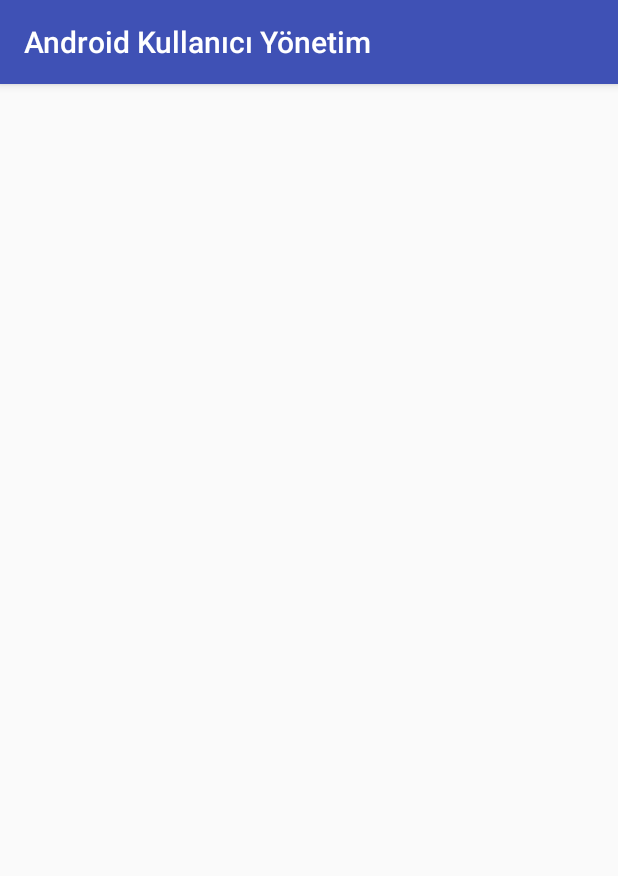
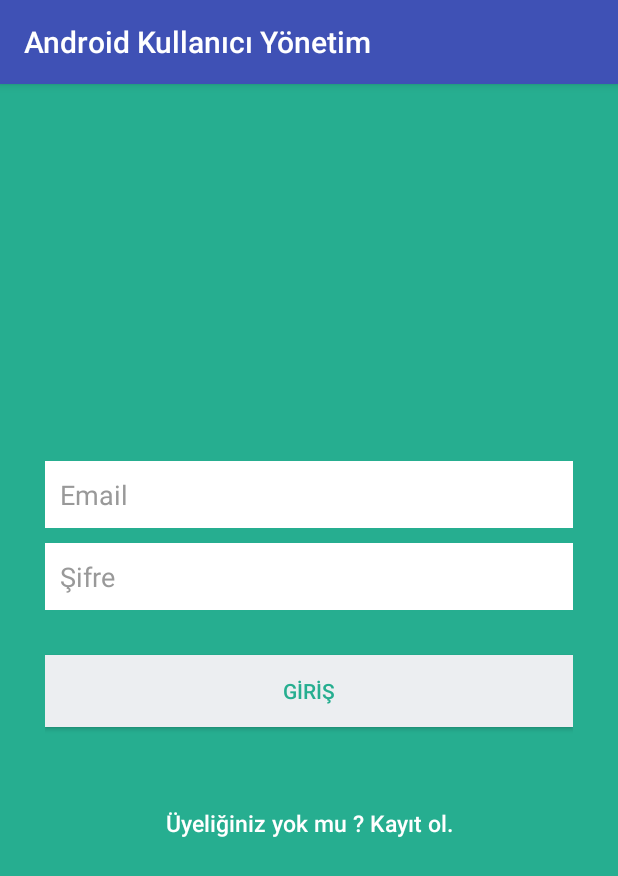
Before and after one commit to R0B3RDV/AndMysqlAuthentication, an Android app: the LoginActivity screen opened directly, with no data from a screen before it, on a phone screen of 412 x 824 dp. Shown: the top 876 px of the screen. Run offline under Robolectric (Android 15) with nearby library versions, the phone set to English and light mode, and no system bars.

Commit message:
Login screen design

```diff
--- a/app/src/main/res/layout/activity_login.xml
+++ b/app/src/main/res/layout/activity_login.xml
@@ -1,9 +1,68 @@
 <?xml version="1.0" encoding="utf-8"?>
-<android.support.constraint.ConstraintLayout xmlns:android="http://schemas.android.com/apk/res/android"
-    xmlns:app="http://schemas.android.com/apk/res-auto"
-    xmlns:tools="http://schemas.android.com/tools"
-    android:layout_width="match_parent"
-    android:layout_height="match_parent"
-    tools:context="com.example.casper.andmysqlauthentication.LoginActivity">
+<?xml version="1.0" encoding="utf-8"?>
+<LinearLayout xmlns:android="http://schemas.android.com/apk/res/android"
+    android:layout_width="fill_parent"
+    android:layout_height="fill_parent"
+    android:background="@color/bg_login"
+    android:gravity="center"
+    android:orientation="vertical"
+    android:padding="10dp" >
 
-</android.support.constraint.ConstraintLayout>
+    <LinearLayout
+        android:layout_width="fill_parent"
+        android:layout_height="wrap_content"
+        android:layout_gravity="center"
+        android:orientation="vertical"
+        android:paddingLeft="20dp"
+        android:paddingRight="20dp" >
+
+        <EditText
+            android:id="@+id/email"
+            android:layout_width="fill_parent"
+            android:layout_height="wrap_content"
+            android:layout_marginBottom="10dp"
+            android:background="@color/white"
+            android:hint="@string/hint_email"
+            android:inputType="textEmailAddress"
+            android:padding="10dp"
+            android:singleLine="true"
+            android:textColor="@color/input_login"
+            android:textColorHint="@color/input_login_hint" />
+
+        <EditText
+            android:id="@+id/password"
+            android:layout_width="fill_parent"
+            android:layout_height="wrap_content"
+            android:layout_marginBottom="10dp"
+            android:background="@color/white"
+            android:hint="@string/hint_password"
+            android:inputType="textPassword"
+            android:padding="10dp"
+            android:singleLine="true"
+            android:textColor="@color/input_login"
+            android:textColorHint="@color/input_login_hint" />
+
+
+        <Button
+            android:id="@+id/btnLogin"
+            android:layout_width="fill_parent"
+            android:layout_height="wrap_content"
+            android:layout_marginTop="20dip"
+            android:background="@color/btn_login_bg"
+            android:text="@string/btn_login"
+            android:textColor="@color/btn_login" />
+
+
+        <Button
+            android:id="@+id/btnLinkToRegisterScreen"
+            android:layout_width="fill_parent"
+            android:layout_height="wrap_content"
+            android:layout_marginTop="40dip"
+            android:background="@null"
+            android:text="@string/btn_link_to_register"
+            android:textAllCaps="false"
+            android:textColor="@color/white"
+            android:textSize="15dp" />
+    </LinearLayout>
+
+</LinearLayout>
```
